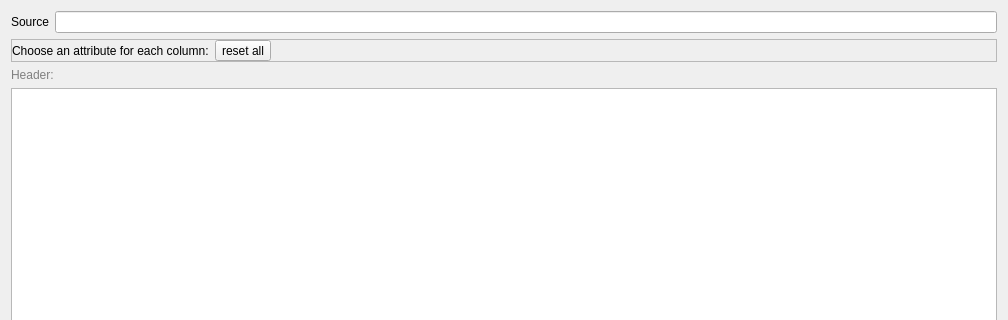
This is libs/qCC_io/ui/openAsciiFileDlg.ui in CloudCompare/CloudCompare as Qt 5 draws it before an edit; both pictures show x 0 to 1008 and y 0 to 320 of the 1008 by 657 pixel window. The edited form follows.
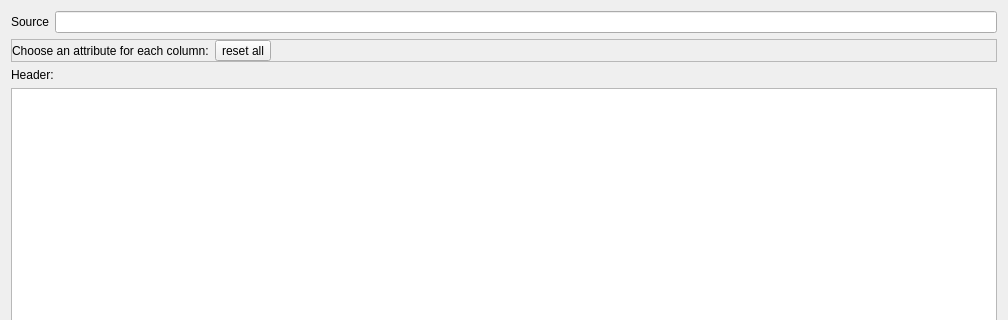
This is the edited form.

Commit message: Remove hardcoded colors from UI dialogs (Batch 1)

Patch:
```diff
--- a/libs/qCC_io/ui/openAsciiFileDlg.ui
+++ b/libs/qCC_io/ui/openAsciiFileDlg.ui
@@ -106,9 +106,6 @@
    </item>
    <item>
     <widget class="QLabel" name="headerLabel">
-     <property name="styleSheet">
-      <string notr="true">color: grey;</string>
-     </property>
      <property name="text">
       <string>Header:</string>
      </property>
```
The commit also changes 4 other files.
